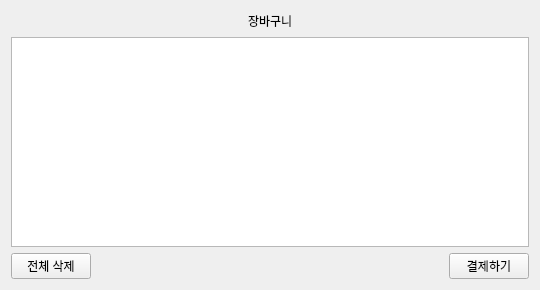
First picture: the form in VentiApp/cartwidget.ui, repository minki9252/TheVentiKiosk, before the edit.
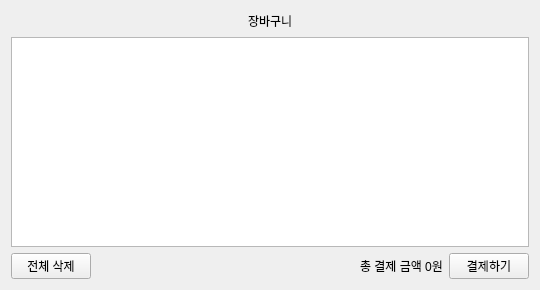
Second picture: the form after the edit.

Diff of the .ui file:
```diff
--- a/VentiApp/cartwidget.ui
+++ b/VentiApp/cartwidget.ui
@@ -25,7 +25,7 @@
   <property name="windowTitle">
    <string>Form</string>
   </property>
-  <layout class="QHBoxLayout" name="horizontalLayout">
+  <layout class="QVBoxLayout" name="verticalLayout">
    <item>
     <layout class="QVBoxLayout" name="cart_layout">
      <item>
@@ -91,7 +91,14 @@
         </spacer>
        </item>
        <item>
-        <widget class="QPushButton" name="pushButton_62">
+        <widget class="QLabel" name="lblTotal">
+         <property name="text">
+          <string>총 결제 금액 0원</string>
+         </property>
+        </widget>
+       </item>
+       <item>
+        <widget class="QPushButton" name="btnCheckout">
          <property name="text">
           <string>결제하기</string>
          </property>
```
Left out of the diff: 2 changed lines with no effect on the pictures.
